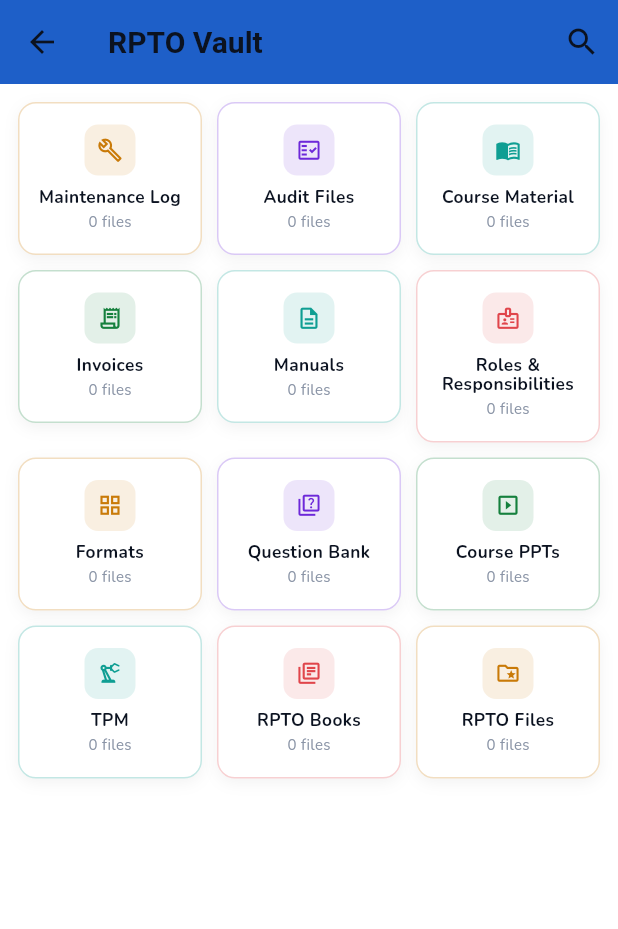
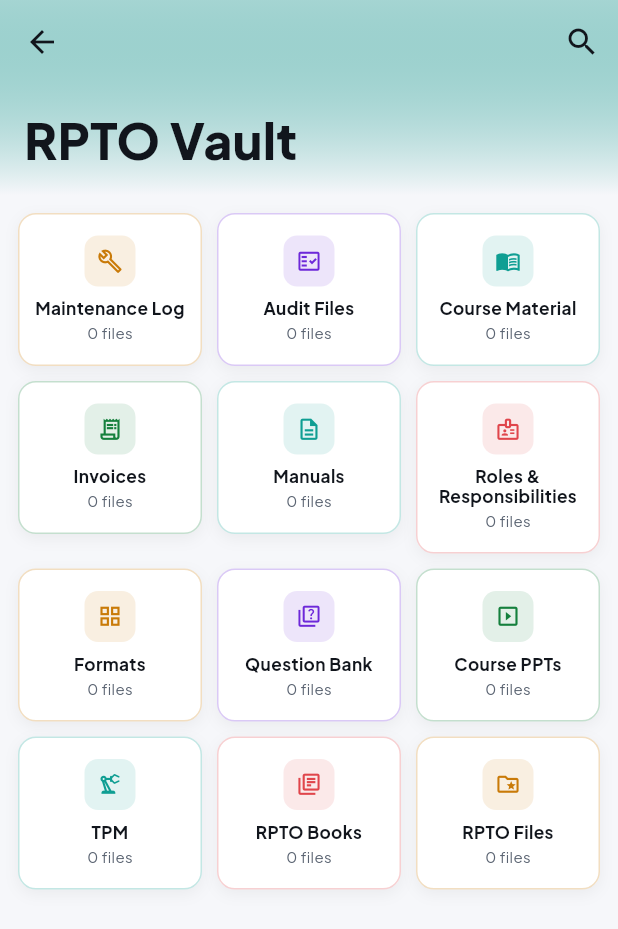
Before and after one commit to pavithrabaskerselvi/cda_rpto_app, a Flutter app: the VaultHomeScreen screen opened by its route, on a phone screen of 412 x 824 dp. Shown: the top 929 px of the screen. Run offline on Flutter 3.47's test engine with Material 3 defaults, Android fonts, the light colour scheme and no system bars; our stand-ins replace cloud_firestore, file_picker, firebase_auth, firebase_core, firebase_storage, google_fonts and 7 more; missing offline and left inert: dart:js_interop, dart:ui_web, excel, syncfusion_flutter_pdfviewer; accounts and stored records are empty.

Commit message:
made change in some modules

```diff
--- a/lib/screens/batch/batch_list_screen.dart
+++ b/lib/screens/batch/batch_list_screen.dart
@@ -264,6 +264,7 @@ class _BatchListScreenState extends State<BatchListScreen> {
                       final docId = docs[index].id;
 
                       final batchName = data['batchName'] ?? 'Unnamed Batch';
+                      final instructor = data['instructor'] ?? '-';
                       final studentCount = data['studentCount'] ?? 0;
                       final status = data['status'] ?? 'Upcoming';
                       final startDate = data['startDate'] != null
@@ -354,6 +355,9 @@ class _BatchListScreenState extends State<BatchListScreen> {
                                     color: _kBorder(context),
                                   ),
                                   const SizedBox(height: 14),
+                                  _infoRow(context, Icons.person_outline,
+                                      'Instructor: $instructor'),
+                                  const SizedBox(height: 8),
                                   _infoRow(context, Icons.groups_2_outlined,
                                       'Students: $studentCount'),
                                   if (startDate != null && endDate != null) ...[
--- a/lib/screens/student/student_detail_screen.dart
+++ b/lib/screens/student/student_detail_screen.dart
@@ -6,7 +6,6 @@ import '../../models/student_model.dart';
 import 'student_edit_screen.dart';
 import 'student_info_tab.dart';
 import 'student_documents_tab.dart';
-import 'student_batch_history.dart';
 
 class StudentDetailScreen extends StatelessWidget {
   final StudentModel student;
@@ -48,7 +47,7 @@ class StudentDetailScreen extends StatelessWidget {
   @override
   Widget build(BuildContext context) {
     return DefaultTabController(
-      length: 3,
+      length: 2,
       child: Scaffold(
         backgroundColor: ThemeColors.bg(context),
         appBar: AppBar(
@@ -82,7 +81,6 @@ class StudentDetailScreen extends StatelessWidget {
             tabs: const [
               Tab(text: 'Info'),
               Tab(text: 'Documents'),
-              Tab(text: 'Batch History'),
             ],
           ),
         ),
@@ -90,7 +88,6 @@ class StudentDetailScreen extends StatelessWidget {
           children: [
             StudentInfoTab(student: student),
             StudentDocumentsTab(studentId: student.id),
-            StudentBatchHistory(student: student),
           ],
         ),
       ),
--- a/lib/screens/vault/vault_home_screen.dart
+++ b/lib/screens/vault/vault_home_screen.dart
@@ -2,7 +2,8 @@ import 'package:flutter/material.dart';
 import 'package:google_fonts/google_fonts.dart';
 import 'package:provider/provider.dart';
 
-import '../../config/theme.dart';
+import '../../config/theme_colors.dart';
+import '../../providers/theme_provider.dart';
 import '../../providers/vault_provider.dart';
 import '../../models/vault_folder_model.dart';
 import 'vault_category_screen.dart';
@@ -27,25 +28,29 @@ class _VaultHomeScreenState extends State<VaultHomeScreen> {
 
   @override
   Widget build(BuildContext context) {
-    // Nunito applied page-wide — every Text widget on this screen (app bar
-    // title, folder labels, file counts, error/retry states) inherits it
-    // automatically since none of them set an explicit fontFamily.
-    final nunitoTheme = GoogleFonts.nunitoTextTheme(Theme.of(context).textTheme);
+    final isDark = context.watch<ThemeProvider>().isDarkMode;
+    final c = CompanyColors.of(isDark);
+
+    // Plus Jakarta Sans applied page-wide, matching the Company Details
+    // screen — every Text widget here (app bar title, folder labels, file
+    // counts, error/retry states) inherits it automatically.
+    final jakartaTheme = GoogleFonts.plusJakartaSansTextTheme(Theme.of(context).textTheme);
 
     return Theme(
       data: Theme.of(context).copyWith(
-        textTheme: nunitoTheme,
-        primaryTextTheme: nunitoTheme,
+        textTheme: jakartaTheme,
+        primaryTextTheme: jakartaTheme,
       ),
       child: Scaffold(
-        backgroundColor: Colors.white,
-        appBar: AppBar(
-          backgroundColor: AppColors.blue,
-          foregroundColor: Colors.white,
-          title: const Text(
-            'RPTO Vault',
-            style: TextStyle(fontWeight: FontWeight.w700),
-          ),
+        backgroundColor: c.background,
+        body: CustomScrollView(
+          slivers: [
+            SliverAppBar(
+              backgroundColor: c.background,
+              pinned: true,
+              expandedHeight: 130,
+              elevation: 0,
+              iconTheme: IconThemeData(color: c.textPrimary),
               actions: [
                 IconButton(
                   icon: const Icon(Icons.search),
@@ -58,48 +63,79 @@ class _VaultHomeScreenState extends State<VaultHomeScreen> {
                   },
                 ),
               ],
+              flexibleSpace: FlexibleSpaceBar(
+                titlePadding: const EdgeInsets.only(left: 16, bottom: 16),
+                title: Text(
+                  'RPTO Vault',
+                  style: GoogleFonts.plusJakartaSans(
+                    color: c.textPrimary,
+                    fontSize: 22,
+                    fontWeight: FontWeight.w800,
+                    letterSpacing: 0.2,
                   ),
-        body: Consumer<VaultProvider>(
+                ),
+                background: DecoratedBox(
+                  decoration: BoxDecoration(
+                    gradient: LinearGradient(
+                      colors: [c.accent.withValues(alpha: 0.35), c.background],
+                      begin: Alignment.topCenter,
+                      end: Alignment.bottomCenter,
+                    ),
+                  ),
+                ),
+              ),
+            ),
+            SliverToBoxAdapter(
+              child: Consumer<VaultProvider>(
                 builder: (context, vault, _) {
                   if (vault.isLoadingFolders && vault.folders.isEmpty) {
-              return const Center(child: CircularProgressIndicator());
+                    return const Padding(
+                      padding: EdgeInsets.all(40),
+                      child: Center(child: CircularProgressIndicator()),
+                    );
                   }
 
                   if (vault.foldersError != null && vault.folders.isEmpty) {
-              return Center(
-                child: Padding(
+                    return Padding(
                       padding: const EdgeInsets.all(24),
                       child: Column(
                         mainAxisSize: MainAxisSize.min,
                         children: [
-                      const Icon(Icons.error_outline, color: AppColors.coral, size: 40),
+                          Icon(Icons.error_outline, color: c.danger, size: 40),
                           const SizedBox(height: 12),
                           Text(
                             vault.foldersError!,
                             textAlign: TextAlign.center,
-                        style: const TextStyle(color: AppColors.textSecondary),
+                            style: GoogleFonts.plusJakartaSans(color: c.textSecondary),
                           ),
                           const SizedBox(height: 16),
                           ElevatedButton(
+                            style: ElevatedButton.styleFrom(
+                              backgroundColor: c.accent,
+                              foregroundColor: c.background,
+                            ),
                             onPressed: () => vault.loadFolders(),
                             child: const Text('Retry'),
                           ),
                         ],
                       ),
-                ),
                     );
                   }
 
                   return RefreshIndicator(
-              color: AppColors.blue,
+                    color: c.accent,
                     onRefresh: () => vault.loadFolders(),
-              child: ListView(
+                    child: Padding(
                       padding: const EdgeInsets.all(12),
-                physics: const AlwaysScrollableScrollPhysics(),
-                children: _buildFolderRows(context, vault.folders),
+                      child: Column(
+                        children: _buildFolderRows(context, vault.folders, c),
+                      ),
                     ),
                   );
                 },
+              ),
+            ),
+          ],
         ),
       ),
     );
@@ -108,7 +144,8 @@ class _VaultHomeScreenState extends State<VaultHomeScreen> {
   // Lays folders out 3-per-row with each card sized to fit its own content
   // (icon + label) rather than stretching to fill a fixed aspect-ratio grid
   // cell — keeps cards compact even on wide desktop/web windows.
-  List<Widget> _buildFolderRows(BuildContext context, List<VaultFolder> folders) {
+  List<Widget> _buildFolderRows(
+      BuildContext context, List<VaultFolder> folders, CompanyColors c) {
     final rows = <Widget>[];
     for (var i = 0; i < folders.length; i += 3) {
       final chunk = folders.sublist(i, i + 3 > folders.length ? folders.length : i + 3);
@@ -121,6 +158,7 @@ class _VaultHomeScreenState extends State<VaultHomeScreen> {
               Expanded(
                 child: _VaultFolderTile(
                   folder: chunk[j],
+                  colors: c,
                   onTap: () {
                     Navigator.push(
                       context,
@@ -157,9 +195,10 @@ class _VaultHomeScreenState extends State<VaultHomeScreen> {
 /// in a smaller square-ish box rather than a tall stretched card.
 class _VaultFolderTile extends StatelessWidget {
   final VaultFolder folder;
+  final CompanyColors colors;
   final VoidCallback onTap;
 
-  const _VaultFolderTile({required this.folder, required this.onTap});
+  const _VaultFolderTile({required this.folder, required this.colors, required this.onTap});
 
   @override
   Widget build(BuildContext context) {
@@ -169,7 +208,7 @@ class _VaultFolderTile extends StatelessWidget {
       child: Container(
         padding: const EdgeInsets.symmetric(horizontal: 8, vertical: 14),
         decoration: BoxDecoration(
-          color: Colors.white,
+          color: colors.surface,
           borderRadius: BorderRadius.circular(12),
           border: Border.all(color: folder.color.withValues(alpha: 0.25)),
           boxShadow: [
@@ -203,10 +242,10 @@ class _VaultFolderTile extends StatelessWidget {
               textAlign: TextAlign.center,
               maxLines: 2,
               overflow: TextOverflow.ellipsis,
-              style: const TextStyle(
+              style: GoogleFonts.plusJakartaSans(
                 fontSize: 11.5,
                 fontWeight: FontWeight.w700,
-                color: AppColors.navy,
+                color: colors.textPrimary,
                 height: 1.15,
               ),
             ),
@@ -214,7 +253,7 @@ class _VaultFolderTile extends StatelessWidget {
             // ---- File count ----
             Text(
               '${folder.docCount} file${folder.docCount == 1 ? '' : 's'}',
-              style: const TextStyle(fontSize: 10, color: AppColors.textSecondary),
+              style: GoogleFonts.plusJakartaSans(fontSize: 10, color: colors.textSecondary),
             ),
           ],
         ),
```
Also changed, not shown: lib/screens/search/search_screen.dart (+21 -13 lines), lib/screens/student/student_list_screen.dart (+45 -72 lines), lib/assets/images/instructor.png, lib/assets/images/student.png, 2 other files. Lines whose indentation alone changed are shown as unchanged.
